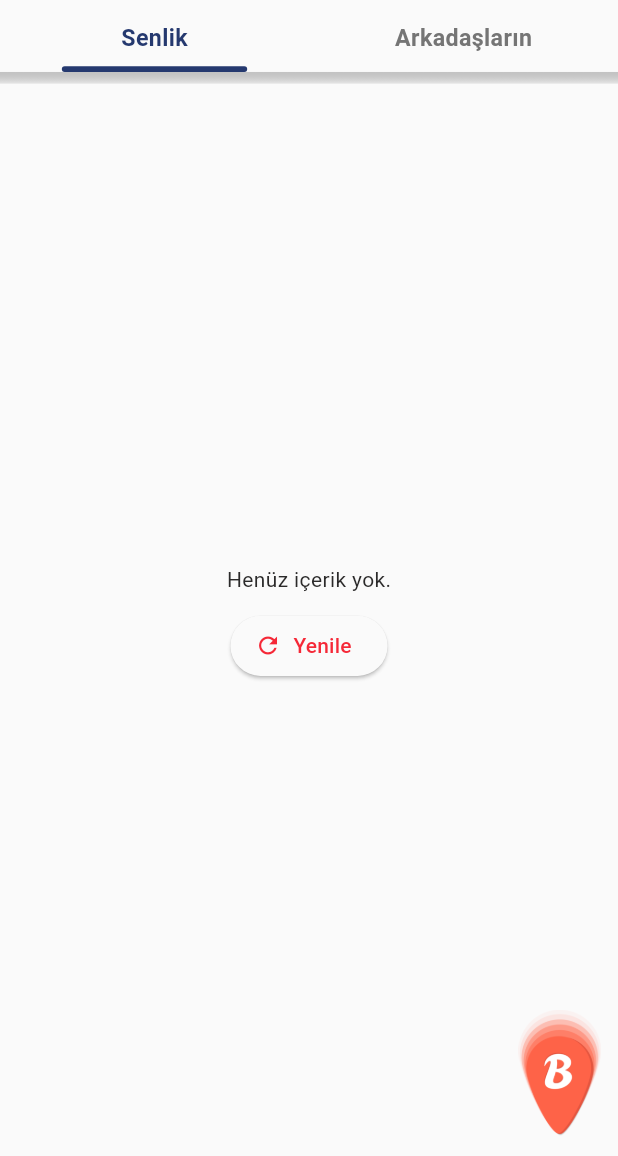
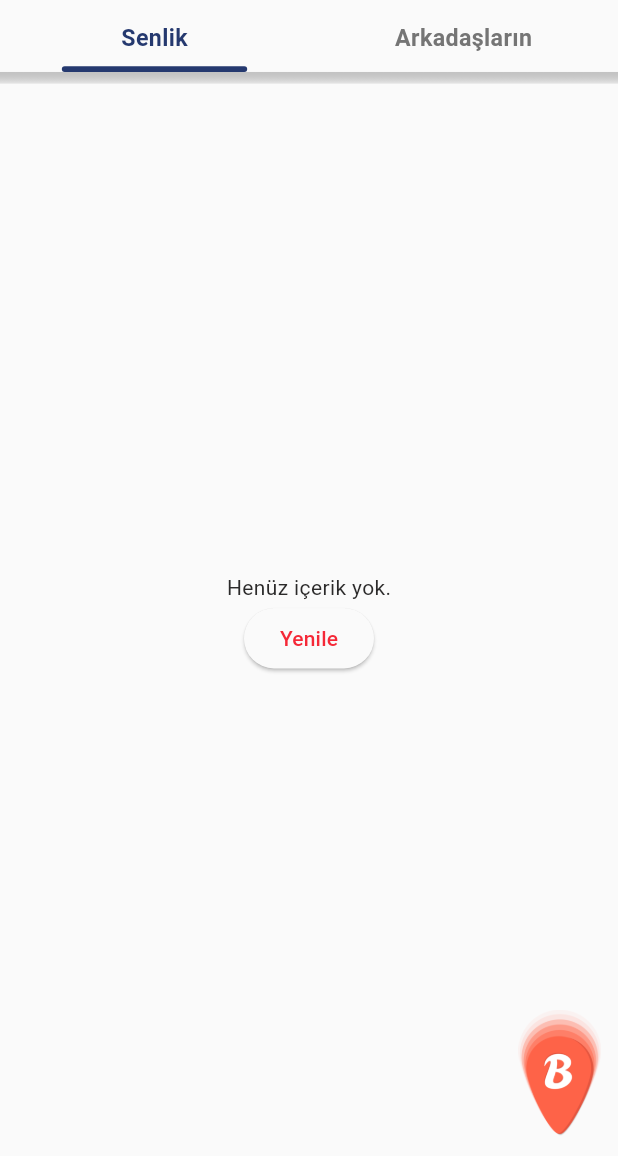
Before and after one commit to umutyunusoglu/bulusalim_frontend, a Flutter app: the HomePage screen opened directly, after a tap on "Yenile", on a phone screen of 412 x 824 dp, the part 80-1236 px from its top. Run offline on Flutter 3.47's test engine with Material 3 defaults, Android fonts, the phone set to English and light mode, and no system bars; our stand-ins replace cloud_firestore, equatable, firebase_auth, firebase_core, firebase_remote_config, firebase_storage and 5 more; missing offline and left inert: firebase_app_check; accounts and stored records are empty; generated files the repository leaves out were written again.

Commit message:
small bugfix

```diff
--- a/lib/screens/home/home_content_page.dart
+++ b/lib/screens/home/home_content_page.dart
@@ -26,9 +26,10 @@ class _HomeContentPageState extends State<HomeContentPage> {
   List<FeedEntity> _feedItems = [];
   bool _isLoadingNext = false;
   bool _isInitialLoad = true;
-  final LoggingService _logger = getIt<LoggingService>();
 
   final int _nextPageThreshold = AppConfig.feedFetchThreshold;
+
+  bool _hasMoreData = true;
 
   @override
   void initState() {
@@ -43,29 +44,31 @@ class _HomeContentPageState extends State<HomeContentPage> {
   }
 
   Future<void> _fetchInitial() async {
+    if (_feedItems.isEmpty) {
+      setState(() => _isInitialLoad = true);
+    }
+
+    _hasMoreData = true;
+
     try {
-      if (_feedItems.isEmpty) {
-        setState(() => _isInitialLoad = true);
-      }
-
       final newItems = await _feedRepository.fetchNextFeedBatch(null);
 
       if (mounted) {
         setState(() {
           _feedItems = newItems;
           _isInitialLoad = false;
-
           _isLoadingNext = false;
         });
       }
     } on Exception catch (e) {
-      _logger.debug('Initial Fetch Error: $e');
+      // Hata yönetimi (Loglama vs.)
       if (mounted) setState(() => _isInitialLoad = false);
     }
   }
 
   Future<void> _fetchNextBatch() async {
-    if (_isLoadingNext || _feedItems.isEmpty) return;
+    // Zaten yükleniyorsa veya daha fazla veri yoksa dur.
+    if (_isLoadingNext || !_hasMoreData) return;
 
     setState(() => _isLoadingNext = true);
 
@@ -78,10 +81,12 @@ class _HomeContentPageState extends State<HomeContentPage> {
           setState(() {
             _feedItems.addAll(newItems);
           });
+        } else {
+          setState(() => _hasMoreData = false);
         }
       }
-    } on Exception catch (e) {
-      _logger.debug('Next Batch Error: $e');
+    } catch (e) {
+      // Hata loglama
     } finally {
       if (mounted) setState(() => _isLoadingNext = false);
     }
@@ -94,41 +99,39 @@ class _HomeContentPageState extends State<HomeContentPage> {
     }
 
     if (_feedItems.isEmpty) {
+      // Empty state widget'ın
       return Center(
         child: Column(
           mainAxisAlignment: MainAxisAlignment.center,
           children: [
             const Text('Henüz içerik yok.'),
-            const SizedBox(height: 10),
-            ElevatedButton.icon(
+            ElevatedButton(
               onPressed: _fetchInitial,
-              icon: const Icon(Icons.refresh),
-              label: const Text('Yenile'),
+              child: const Text("Yenile"),
             ),
           ],
         ),
       );
     }
 
-    // 3. İçerik Listesi
     return RefreshIndicator(
       onRefresh: _fetchInitial,
       child: ListView.builder(
         controller: _scrollController,
         itemCount: _feedItems.length + (_isLoadingNext ? 1 : 0),
         itemBuilder: (context, index) {
-          if (index == _feedItems.length - _nextPageThreshold &&
-              !_isLoadingNext) {
+          if (index >= _feedItems.length - _nextPageThreshold &&
+              !_isLoadingNext &&
+              _hasMoreData) {
             WidgetsBinding.instance.addPostFrameCallback((_) {
               _fetchNextBatch();
             });
           }
-          // -------------------------------
 
           if (index == _feedItems.length) {
             return const Padding(
               padding: EdgeInsets.all(16),
-              child: Center(child: CircularProgressIndicator()),
+              child: Center(child: CircularProgressIndicator.adaptive()),
             );
           }
 
@@ -142,7 +145,6 @@ class _HomeContentPageState extends State<HomeContentPage> {
               participants: item.participants,
             );
           }
-
           return const SizedBox.shrink();
         },
       ),
```
